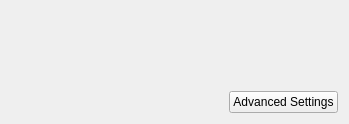
lhark/keepassxc, file src/gui/wizard/NewDatabaseWizardPage.ui: the form before one commit.
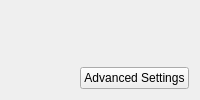
The form after the commit.

The edit to the form file:
```diff
--- a/src/gui/wizard/NewDatabaseWizardPage.ui
+++ b/src/gui/wizard/NewDatabaseWizardPage.ui
@@ -2,19 +2,17 @@
 <ui version="4.0">
  <class>NewDatabaseWizardPage</class>
  <widget class="QWizardPage" name="NewDatabaseWizardPage">
-  <property name="geometry">
-   <rect>
-    <x>0</x>
-    <y>0</y>
-    <width>349</width>
-    <height>124</height>
-   </rect>
+  <property name="sizePolicy">
+   <sizepolicy hsizetype="Preferred" vsizetype="MinimumExpanding">
+    <horstretch>0</horstretch>
+    <verstretch>0</verstretch>
+   </sizepolicy>
   </property>
   <property name="windowTitle">
    <string>WizardPage</string>
   </property>
   <property name="title">
-   <string>Encryption Settings</string>
+   <string>En&amp;cryption Settings</string>
   </property>
   <property name="subTitle">
    <string>Here you can adjust the database encryption settings. Don't worry, you can change them later in the database settings.</string>
@@ -31,7 +29,7 @@
      <property name="sizeHint" stdset="0">
       <size>
        <width>20</width>
-       <height>40</height>
+       <height>15</height>
       </size>
      </property>
     </spacer>
```
